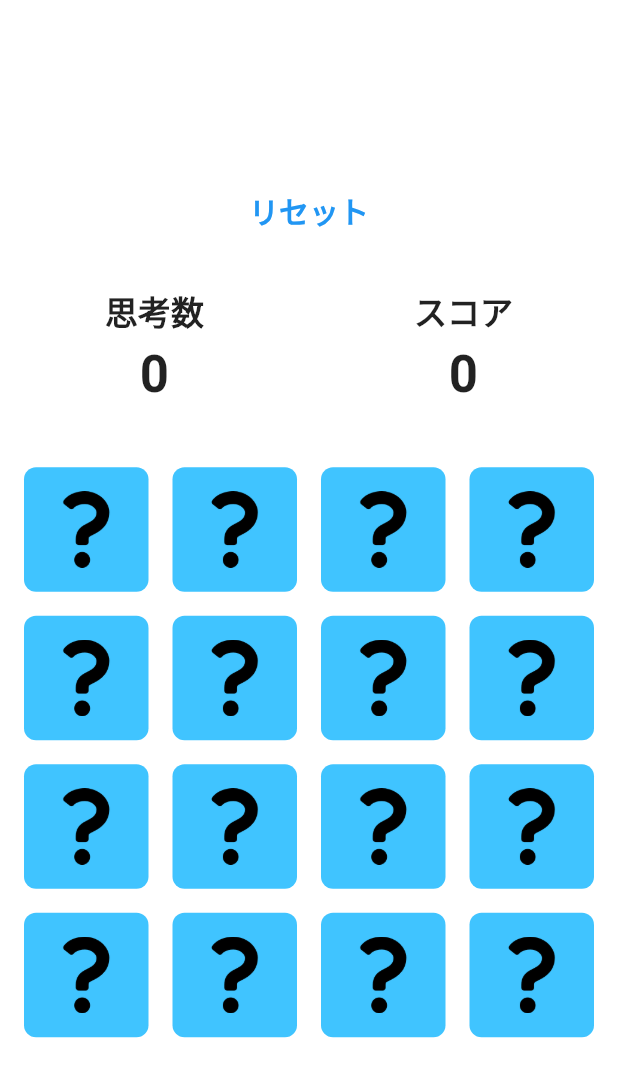
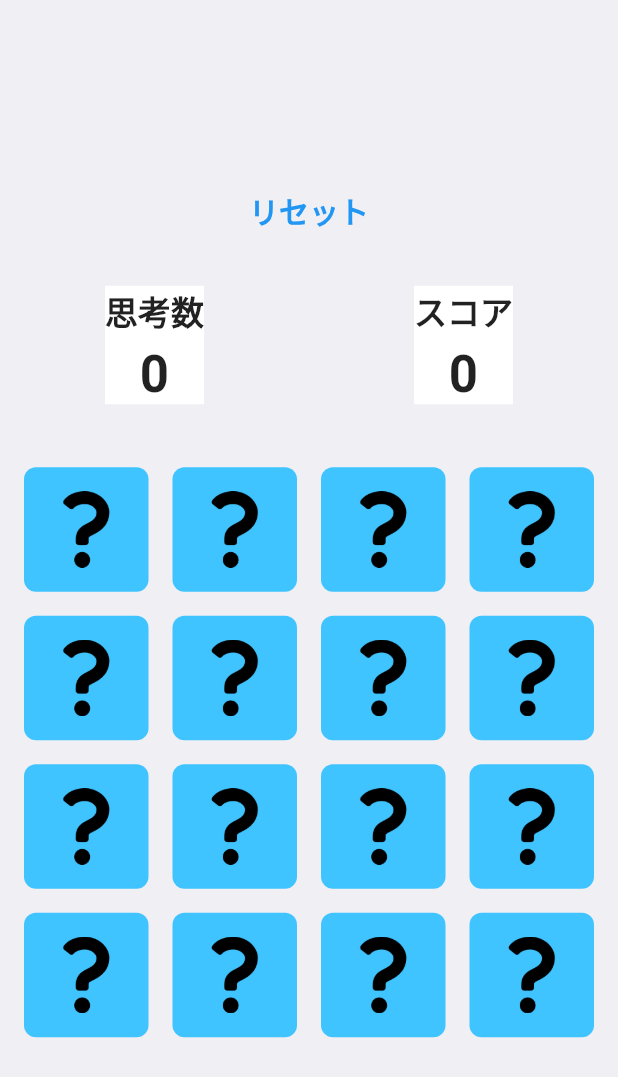
Before and after one commit to iseruuuuu/memory_app, a Flutter app: the GameScreen screen opened directly, on a phone screen of 412 x 824 dp. Shown: the top 1077 px of the screen. Run offline on Flutter 3.47's test engine with Material 2 defaults, Android fonts, the phone set to English and light mode, and no system bars; our stand-ins replace settings_ui; missing offline and left inert: giff_dialog.

Commit message:
fix: change background color

```diff
--- a/lib/screen/game/game_screen.dart
+++ b/lib/screen/game/game_screen.dart
@@ -1,3 +1,4 @@
+import 'package:flutter/cupertino.dart';
 import 'package:flutter/material.dart';
 import 'package:giff_dialog/giff_dialog.dart';
 import '../../parts/game/info_card.dart';
@@ -81,7 +82,7 @@ class _GameScreenState extends State<GameScreen> {
   @override
   Widget build(BuildContext context) {
     return Scaffold(
-      backgroundColor: Colors.white,
+      backgroundColor: CupertinoColors.extraLightBackgroundGray,
       body: Column(
         mainAxisAlignment: MainAxisAlignment.center,
         crossAxisAlignment: CrossAxisAlignment.center,
```
